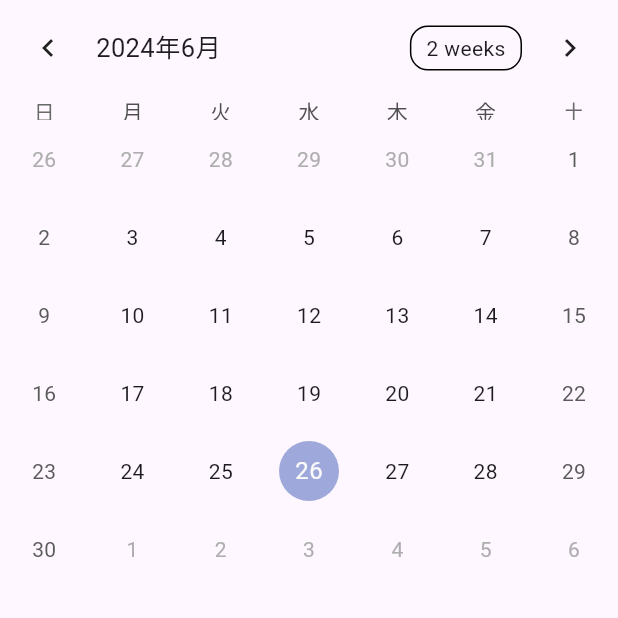
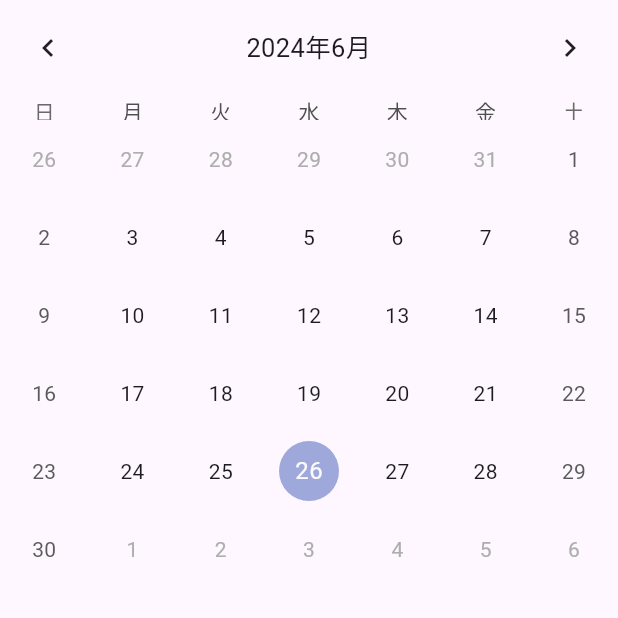
Before and after one commit to gentixyann/h_calender, a Flutter app: the screen it shows after launch, on a phone screen of 412 x 824 dp, the top half of it. Run offline on Flutter 3.47's test engine with Material 3 defaults, Android fonts, the phone set to English and light mode, and no system bars; drawn by our look-alikes of table_calendar; our stand-ins replace flutter_riverpod, go_router.

Commit message:
カレンダーheadのdesignを修正

```diff
--- a/lib/views/pages/home_page.dart
+++ b/lib/views/pages/home_page.dart
@@ -12,6 +12,10 @@ class HomePage extends StatelessWidget {
         lastDay: DateTime.utc(2030, 3, 14),
         focusedDay: DateTime.now(),
         locale: 'ja_JP',
+        headerStyle: const HeaderStyle(
+          formatButtonVisible: false,
+          titleCentered: true,
+        ),
       ),
     );
   }
```
